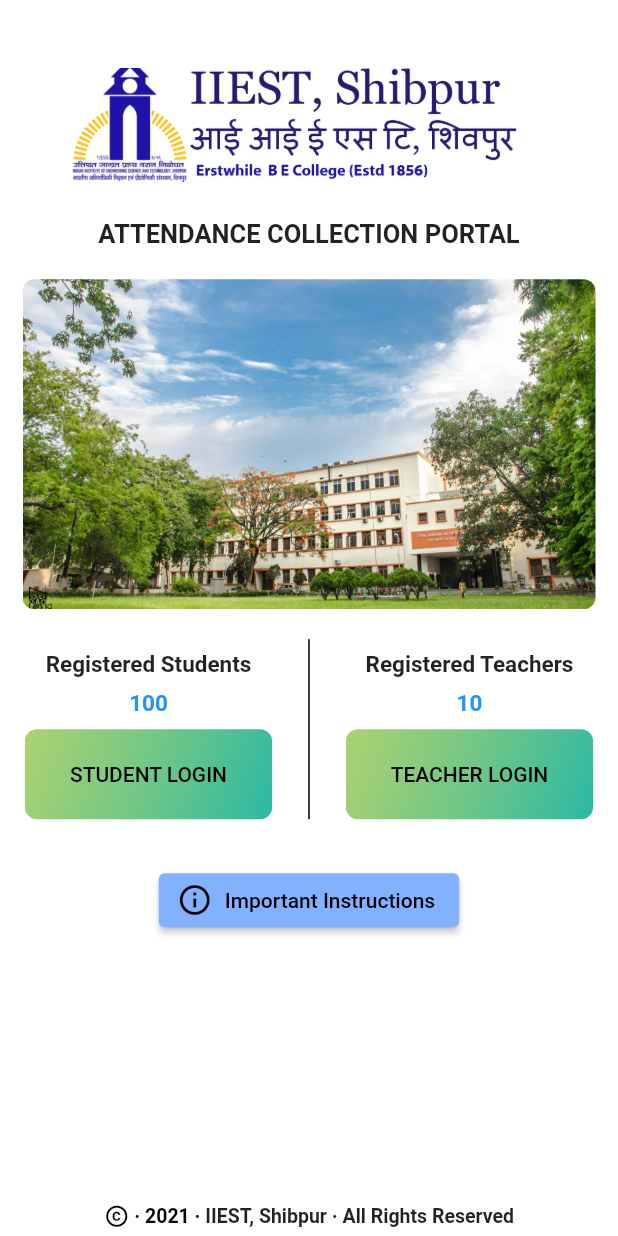
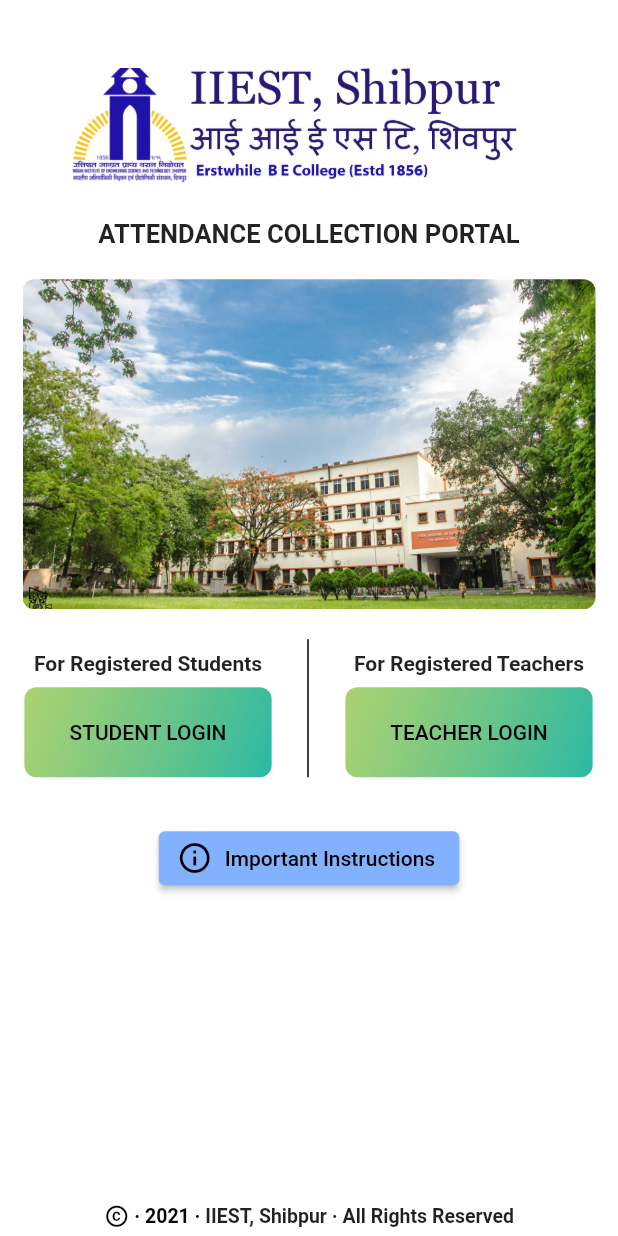
Before and after one commit to shailikroy19/iiest_attendance, a Flutter app: the screen it shows after launch, on a phone screen of 412 x 824 dp. Run offline on Flutter 3.47's test engine with Material 2 defaults, Android fonts, the phone set to English and light mode, and no system bars; our stand-ins replace cloud_firestore, firebase_auth, firebase_core, fluttertoast, qr_flutter; missing offline and left inert: qr_code_scanner; accounts and stored records are empty.

Commit message:
Minor Changes

```diff
--- a/lib/login_page/first_screen.dart
+++ b/lib/login_page/first_screen.dart
@@ -59,23 +59,23 @@
                               Padding(
                                 padding: EdgeInsets.all(8.0),
                                 child: Text(
-                                  'Registered Students',
+                                  'For Registered Students',
                                   style: TextStyle(
-                                      fontSize: 15.0,
+                                      fontSize: 14.0,
                                       fontWeight: FontWeight.bold),
                                 ),
                               ),
-                              Padding(
-                                padding: const EdgeInsets.only(bottom: 8.0),
-                                child: Text(
-                                  '100',
-                                  //TODO:will change
-                                  style: TextStyle(
-                                      fontSize: 15.0,
-                                      color: Colors.blue,
-                                      fontWeight: FontWeight.bold),
-                                ),
-                              ),
+                              // Padding(
+                              //   padding: const EdgeInsets.only(bottom: 8.0),
+                              //   child: Text(
+                              //     '100',
+
+                              //     style: TextStyle(
+                              //         fontSize: 15.0,
+                              //         color: Colors.blue,
+                              //         fontWeight: FontWeight.bold),
+                              //   ),
+                              // ),
                             ],
                           ),
                           Container(
@@ -112,23 +112,23 @@
                               Padding(
                                 padding: EdgeInsets.all(8.0),
                                 child: Text(
-                                  'Registered Teachers',
+                                  'For Registered Teachers',
                                   style: TextStyle(
-                                      fontSize: 15.0,
+                                      fontSize: 14.0,
                                       fontWeight: FontWeight.bold),
                                 ),
                               ),
-                              Padding(
-                                padding: const EdgeInsets.only(bottom: 8.0),
-                                child: Text(
-                                  '10',
-                                  //TODO:will change
-                                  style: TextStyle(
-                                      fontSize: 15.0,
-                                      color: Colors.blue,
-                                      fontWeight: FontWeight.bold),
-                                ),
-                              ),
+                              // Padding(
+                              //   padding: const EdgeInsets.only(bottom: 8.0),
+                              //   child: Text(
+                              //     '10',
+                              //
+                              //     style: TextStyle(
+                              //         fontSize: 15.0,
+                              //         color: Colors.blue,
+                              //         fontWeight: FontWeight.bold),
+                              //   ),
+                              // ),
                             ],
                           ),
                           Container(
--- a/lib/main.dart
+++ b/lib/main.dart
@@ -1,6 +1,7 @@
 import 'package:firebase_core/firebase_core.dart';
 import 'package:firebase_auth/firebase_auth.dart';
 import 'package:flutter/material.dart';
+import 'package:flutter/services.dart';
 import 'package:iiest_attendance/home_page/home_screen.dart';
 import 'package:iiest_attendance/login_page/first_screen.dart';
 
@@ -10,6 +11,10 @@
   await Firebase.initializeApp();
   //run the app
   //
+
+  SystemChrome.setPreferredOrientations(
+      [DeviceOrientation.portraitUp, DeviceOrientation.portraitDown]);
+
   runApp(MyApp());
 }
 
```
Also changed, not shown: lib/home_page/class_page.dart (+15 -15 lines), lib/home_page/student_home.dart (+11 -5 lines), lib/student_side/join_class_page.dart (+9 -3 lines), lib/teachers_side/generate_qr.dart (+5 -8 lines), lib/widgets/student_classes_tile.dart (+15 -15 lines), lib/widgets/student_profile_modal_sheet.dart (+39 -8 lines).
